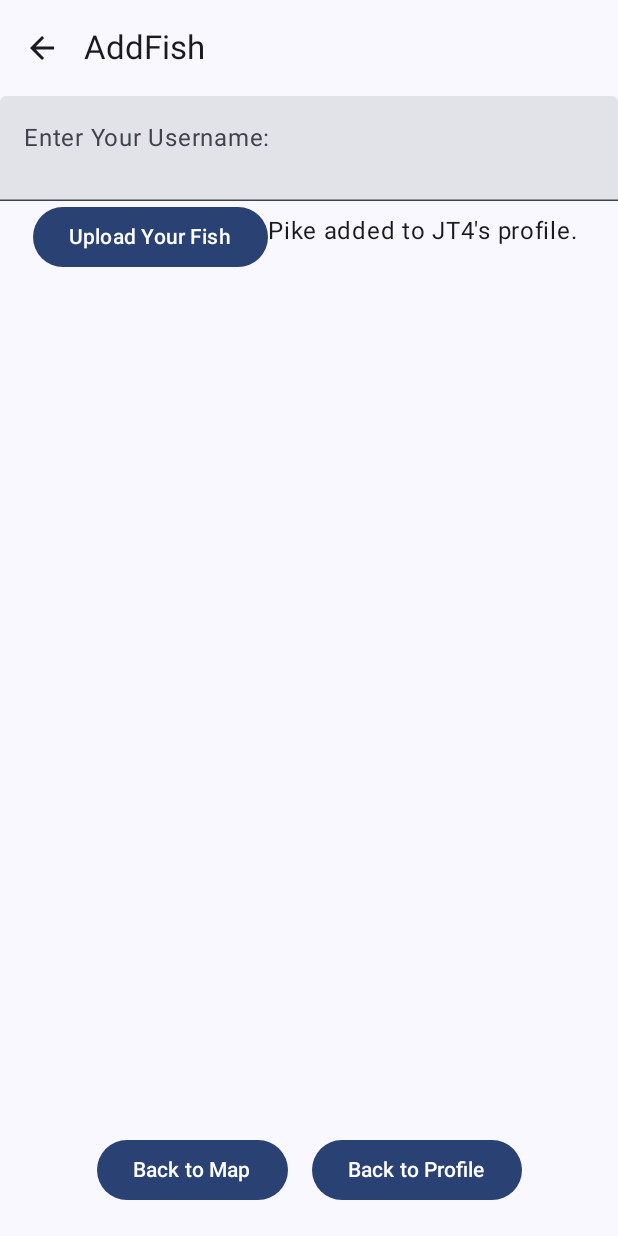
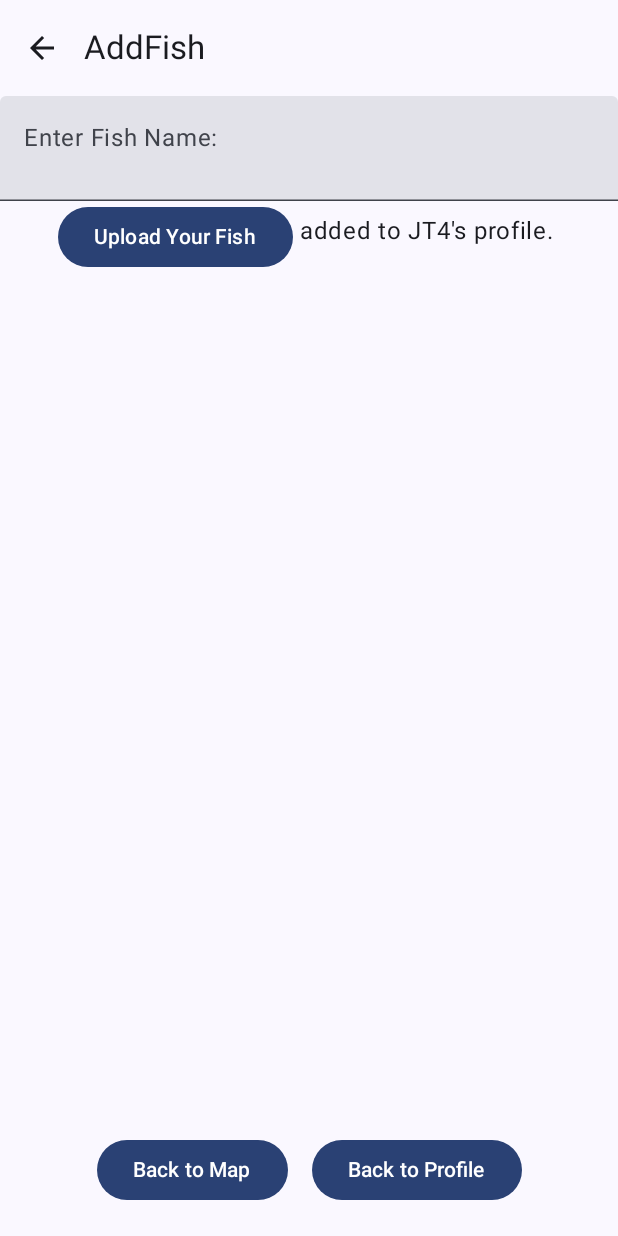
Before and after one commit to nazimja4arov/Fishing-Android-App, an Android app built with Jetpack Compose: the AddFishScreen screen opened through its navigation route, after a tap on "Upload Your Fish", on a phone screen of 412 x 824 dp. Run offline under Robolectric (Android 15) with nearby library versions, the phone set to English and light mode, and no system bars.

Commit message:
Updated add fish screen functionality

```diff
--- a/app/src/main/java/edu/gvsu/cis/jafarovn/fishingandroidapp/screens/AddFishScreen.kt
+++ b/app/src/main/java/edu/gvsu/cis/jafarovn/fishingandroidapp/screens/AddFishScreen.kt
@@ -45,8 +45,8 @@ fun AddFishScreen(
 )
 {
     var input_text by remember { mutableStateOf("") }
-    val current_user = userViewModel.users["JT4"]
-    val users_fish_list = userViewModel.fish["JT4"] ?: emptyList()
+    //val current_user = userViewModel.users["JT4"]
+    //val users_fish_list = userViewModel.fish["JT4"] ?: emptyList()
     var fish_message by remember { mutableStateOf("") }
 
     Scaffold(modifier = Modifier.fillMaxSize(),
@@ -67,7 +67,7 @@ fun AddFishScreen(
                 TextField(
                     value = input_text,
                     onValueChange = { user_name_input -> input_text = user_name_input },
-                    label = { Text("Enter Your Username: ") },
+                    label = { Text("Enter Fish Name: ") },
                     modifier = Modifier
                         .fillMaxWidth()
                         .height(70.dp)
@@ -75,9 +75,9 @@ fun AddFishScreen(
             }
                 Row(horizontalArrangement = Arrangement.Center, modifier = Modifier.fillMaxWidth())
                 {
-                    Button(onClick = { userViewModel.AddFish("JT4", "Pike",
+                    Button(onClick = { userViewModel.AddFish("JT4", input_text,
                         R.drawable.bass_image, 24, 55)
-                        fish_message = "Pike added to JT4's profile. "
+                        fish_message = "${input_text} added to JT4's profile. "
                     })
                     {
                         Text("Upload Your Fish")
```
